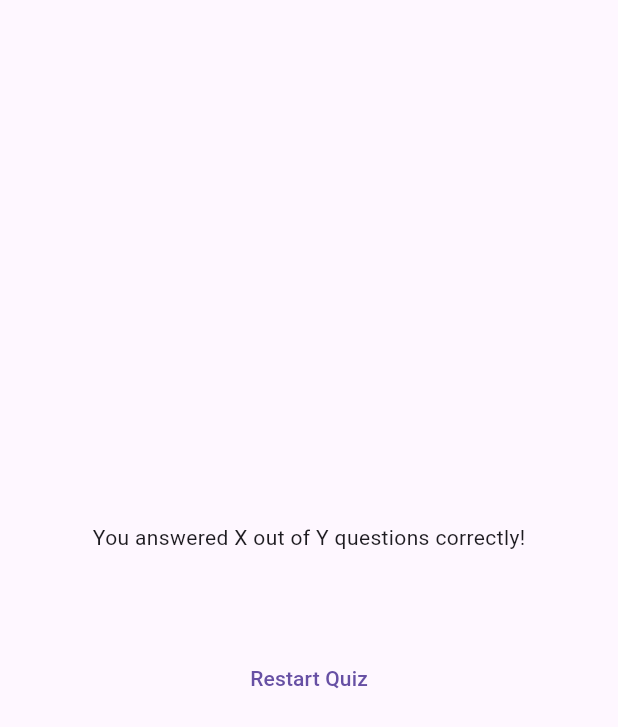
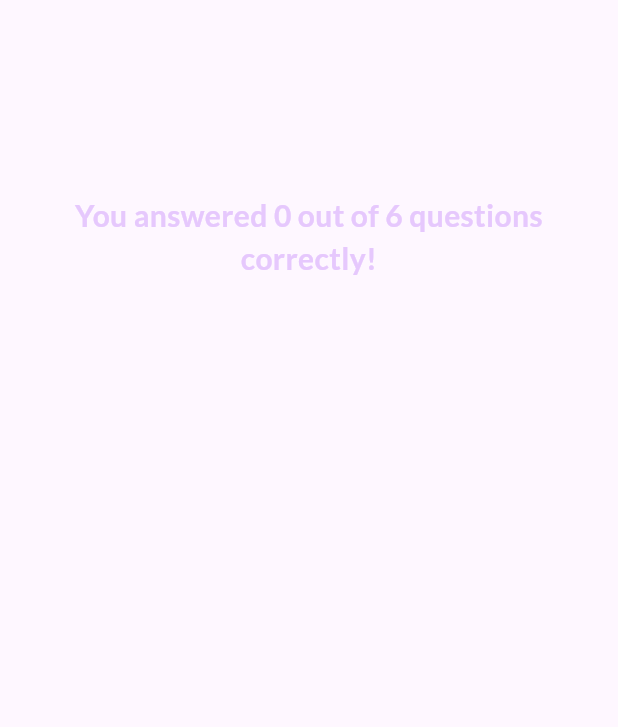
Before and after one commit to nhtthng/Flutter_QSA, a Flutter app: the ResultScreen widget shown alone on an empty page, opened directly with empty values, on a phone screen of 412 x 824 dp. Shown: the top 727 px of the screen. Run offline on Flutter 3.47's test engine with Material 3 defaults, Android fonts, the phone set to English and light mode, and no system bars; our stand-ins replace google_fonts.

Commit message:
Fix result answer

```diff
--- /dev/null
+++ b/lib/question_summary/question_summary.dart
@@ -0,0 +1,24 @@
+import 'package:flutter/material.dart';
+import 'package:qsa/question_summary/summary_item.dart';
+
+class QuestionSummary extends StatelessWidget {
+  const QuestionSummary(this.summaryData, {super.key});
+
+  final List<Map<String, Object>> summaryData;
+
+  @override
+  Widget build(BuildContext context) {
+    return SizedBox(
+      height: 400,
+      child: SingleChildScrollView(
+        child: Column(
+          children: summaryData.map(
+            (data){
+              return SummaryItem(data);
+            }
+          ).toList(),
+        )
+      )
+    );
+  }
+}
--- a/lib/result_screen.dart
+++ b/lib/result_screen.dart
@@ -1,11 +1,12 @@
 import 'package:flutter/material.dart';
+import 'package:google_fonts/google_fonts.dart';
 import 'package:qsa/data/questions.dart';
-import 'package:qsa/question_summary.dart';
+import 'package:qsa/question_summary/question_summary.dart';
 
 class ResultScreen extends StatelessWidget {
-  const ResultScreen({super.key, required this.chosenAnswers});
+  const ResultScreen({super.key, required this.chosenAnswers, required this.onRestart});
   final List<String> chosenAnswers;
-
+  final void Function() onRestart;
   List<Map<String, Object>> getSummaryData() {
     final List<Map<String, Object>> summary = [];
     for (var i = 0; i < chosenAnswers.length; i++) {
@@ -21,6 +22,11 @@
 
   @override
   Widget build(BuildContext context) {
+    final summaryData = getSummaryData();
+    final numTotalQuestions = questions.length;
+    final numCorrectQuestions = summaryData.where((data) {
+      return data['user_answer'] == data['correct_answer'];
+    }).length;
     return SizedBox(
       width: double.infinity,
       child: Container(
@@ -28,15 +34,30 @@
         child: Column(
           mainAxisAlignment: MainAxisAlignment.center,
           children: [
-            const Text("You answered X out of Y questions correctly!"),
+            Text(
+                "You answered $numCorrectQuestions out of $numTotalQuestions questions correctly!",
+                style: GoogleFonts.lato(
+                  color: const Color.fromARGB(255, 230, 200, 253),
+                  fontSize: 20,
+                  fontWeight: FontWeight.bold,
+                ),
+                textAlign: TextAlign.center,
+                ),
             const SizedBox(
               height: 30,
             ),
-            QuestionSummary(getSummaryData()),
+            QuestionSummary(summaryData),
             const SizedBox(
               height: 30,
             ),
-            TextButton(onPressed: () {}, child: const Text("Restart Quiz"))
+            TextButton.icon(
+              onPressed: onRestart,
+              style: TextButton.styleFrom(
+                foregroundColor: Colors.white,
+              ),
+              icon: const Icon(Icons.refresh),
+              label: const Text('Restart Quiz!'),
+            )
           ],
         ),
       ),
```
Also changed, not shown: lib/question_summary.dart (deleted, +0 -32 lines), lib/question_summary/question_identifier.dart (added, +32 -0 lines), lib/question_summary/summary_item.dart (added, +45 -0 lines), lib/quiz.dart (+7 -1 lines).
